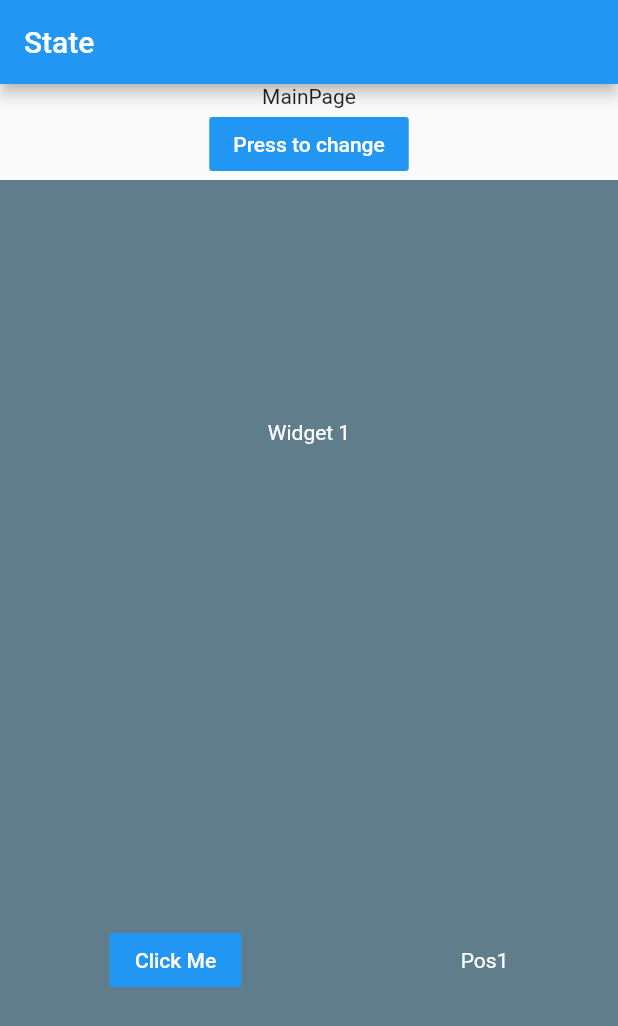
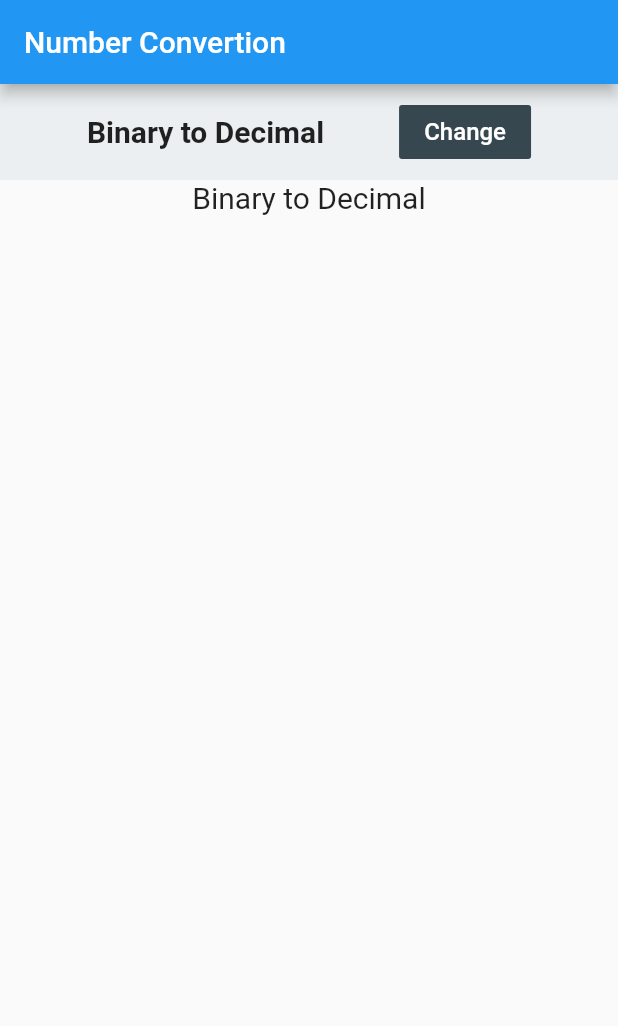
Before and after one commit to stevensc07/BinaryToDecimal-and-DecimalToBinary-Calculatore, a Flutter app: the screen it shows after launch, on a phone screen of 412 x 824 dp. Shown: the top 1026 px of the screen. Run offline on Flutter 3.47's test engine with Material 2 defaults, Android fonts, the phone set to English and light mode, and no system bars.

Commit message:
Setup states, all ready to implement the 2 views

```diff
--- a/lib/bloc/simple_bloc_state.dart
+++ /dev/null
@@ -1,17 +0,0 @@
-import 'package:flutter_bloc/flutter_bloc.dart';
-
-enum MyEvent { increment }
-
-class SimpleBlocState extends Bloc<MyEvent, String> {
-  SimpleBlocState() : super("Pos1");
-
-  @override
-  Stream<String> mapEventToState(MyEvent event) async* {
-    switch (event) {
-      case MyEvent.increment:
-        String t = state == "Pos1" ? "Pos2" : "Pos1";
-        yield t;
-        break;
-    }
-  }
-}
--- a/lib/main.dart
+++ b/lib/main.dart
@@ -10,15 +10,17 @@ class MyApp extends StatelessWidget {
   @override
   Widget build(BuildContext context) {
     return MaterialApp(
-        title: 'Flutter Demo',
+      title: 'Number Convertion',
       theme: ThemeData(
         primarySwatch: Colors.blue,
         visualDensity: VisualDensity.adaptivePlatformDensity,
       ),
       home: Scaffold(
         appBar: AppBar(
-              title: Text("State"),
+          title: Text("Number Convertion"),
         ),
-            body: MainPageStateful()));
+        body: MainPageStateful(),
+      ),
+    );
   }
 }
--- a/lib/pages/main_page_stateful.dart
+++ b/lib/pages/main_page_stateful.dart
@@ -1,5 +1,5 @@
-import 'package:F_202030_SimpleStateProvider/widgets/w1.dart';
-import 'package:F_202030_SimpleStateProvider/widgets/w2.dart';
+import 'package:F_202030_SimpleStateProvider/widgets/binToDec.dart';
+import 'package:F_202030_SimpleStateProvider/widgets/decToBin.dart';
 import 'package:flutter/material.dart';
 
 class MainPageStateful extends StatefulWidget {
@@ -9,32 +9,50 @@ class MainPageStateful extends StatefulWidget {
 
 class _MainPageStatefulState extends State<MainPageStateful> {
   int _id = 0;
+  String _buttonText = "Binary to Decimal";
   _onPressed() {
     setState(() {
       _id = _id == 0 ? 1 : 0;
+      _buttonText = _id == 0 ? "Binary to Decimal" : "Decimal to Binary";
     });
   }
 
   @override
   Widget build(BuildContext context) {
-    return Container(
-        child: Center(
-      child: Column(
+    return Column(
+      crossAxisAlignment: CrossAxisAlignment.start,
       children: [
-          Text("MainPage"),
+        Container(
+          padding: EdgeInsets.all(8.0),
+          color: Colors.blueGrey[50],
+          child: Row(
+            mainAxisAlignment: MainAxisAlignment.spaceEvenly,
+            children: [
+              Text(
+                _buttonText,
+                style: TextStyle(
+                  fontSize: 20,
+                  fontWeight: FontWeight.bold,
+                ),
+              ),
               FlatButton(
-            color: Theme.of(context).accentColor,
+                color: Colors.blueGrey[800],
                 onPressed: () => _onPressed(),
                 child: Text(
-              "Press to change",
+                  'Change',
                   style: TextStyle(
                     color: Colors.white,
+                    fontSize: 16,
                   ),
                 ),
               ),
-          Expanded(child: _id == 0 ? W1() : W2())
             ],
           ),
-    ));
+        ),
+        Expanded(
+          child: _id == 0 ? BinToDec() : DecToBin(),
+        )
+      ],
+    );
   }
 }
--- /dev/null
+++ b/lib/widgets/binToDec.dart
@@ -0,0 +1,25 @@
+import 'package:F_202030_SimpleStateProvider/model/single_model.dart';
+import 'package:flutter/material.dart';
+import 'package:provider/provider.dart';
+
+class BinToDec extends StatelessWidget {
+  @override
+  Widget build(BuildContext context) {
+    return ChangeNotifierProvider<SingleModel>(
+      create: (context) => SingleModel(),
+      child: Container(
+        width: double.infinity,
+        child: Column(
+          children: [
+            Text(
+              "Binary to Decimal",
+              style: TextStyle(
+                fontSize: 20.0,
+              ),
+            ),
+          ],
+        ),
+      ),
+    );
+  }
+}
--- a/lib/widgets/w1.dart
+++ /dev/null
@@ -1,79 +0,0 @@
-import 'package:F_202030_SimpleStateProvider/model/single_model.dart';
-import 'package:flutter/material.dart';
-import 'package:provider/provider.dart';
-
-class W1 extends StatelessWidget {
-  @override
-  Widget build(BuildContext context) {
-    return ChangeNotifierProvider<SingleModel>(
-        create: (context) => SingleModel(),
-        child: Container(
-            color: Colors.blueGrey,
-            child: Column(
-              mainAxisAlignment: MainAxisAlignment.spaceAround,
-              children: [
-                Text("Widget 1",
-                    style: TextStyle(
-                      color: Colors.white,
-                    )),
-                OneRow()
-              ],
-            )));
-  }
-}
-
-class OneRow extends StatelessWidget {
-  const OneRow({
-    Key key,
-  }) : super(key: key);
-
-  @override
-  Widget build(BuildContext context) {
-    return Row(
-      mainAxisAlignment: MainAxisAlignment.spaceAround,
-      children: [P1(), P2()],
-    );
-  }
-}
-
-class P2 extends StatelessWidget {
-  const P2({
-    Key key,
-  }) : super(key: key);
-
-  @override
-  Widget build(BuildContext context) {
-    return Consumer<SingleModel>(
-      builder: (context, model, child) {
-        return Text('${model.get_some_value}',
-            style: TextStyle(
-              color: Colors.white,
-            ));
-      },
-    );
-  }
-}
-
-class P1 extends StatelessWidget {
-  const P1({
-    Key key,
-  }) : super(key: key);
-
-  @override
-  Widget build(BuildContext context) {
-    return Consumer<SingleModel>(
-      builder: (context, model, child) {
-        return FlatButton(
-          color: Theme.of(context).accentColor,
-          child: Text('Click Me',
-              style: TextStyle(
-                color: Colors.white,
-              )),
-          onPressed: () {
-            Provider.of<SingleModel>(context, listen: false).setSomeValue();
-          },
-        );
-      },
-    );
-  }
-}
--- a/lib/widgets/w2.dart
+++ /dev/null
@@ -1,74 +0,0 @@
-import 'package:F_202030_SimpleStateProvider/bloc/simple_bloc_state.dart';
-import 'package:flutter/material.dart';
-import 'package:flutter_bloc/flutter_bloc.dart';
-
-//https://pub.dev/packages/flutter_bloc
-class W2 extends StatelessWidget {
-  @override
-  Widget build(BuildContext context) {
-    return BlocProvider(
-      create: (BuildContext context) => SimpleBlocState(),
-      child: Container(
-          color: Colors.indigo,
-          child: Center(
-              child: Column(
-                  mainAxisAlignment: MainAxisAlignment.spaceAround,
-                  children: [
-                Text("Widget 2",
-                    style: TextStyle(
-                      color: Colors.white,
-                    )),
-                OneRow()
-              ]))),
-    );
-  }
-}
-
-class OneRow extends StatelessWidget {
-  const OneRow({
-    Key key,
-  }) : super(key: key);
-
-  @override
-  Widget build(BuildContext context) {
-    return Row(
-      mainAxisAlignment: MainAxisAlignment.spaceAround,
-      children: [
-        P1(),
-        P2(),
-      ],
-    );
-  }
-}
-
-class P1 extends StatelessWidget {
-  @override
-  Widget build(BuildContext context) {
-    final SimpleBlocState bloc = BlocProvider.of<SimpleBlocState>(context);
-    return FlatButton(
-        color: Theme.of(context).accentColor,
-        child: Text("Click me",
-            style: TextStyle(
-              color: Colors.white,
-            )),
-        onPressed: () {
-          bloc.add(MyEvent.increment);
-        });
-  }
-}
-
-class P2 extends StatelessWidget {
-  const P2({
-    Key key,
-  }) : super(key: key);
-
-  @override
-  Widget build(BuildContext context) {
-    return BlocBuilder<SimpleBlocState, String>(
-      builder: (context, t) => Text('$t',
-          style: TextStyle(
-            color: Colors.white,
-          )),
-    );
-  }
-}
```
Also changed, not shown: lib/widgets/decToBin.dart (added, +26 -0 lines), pubspec.lock. Lines whose indentation alone changed are shown as unchanged.
